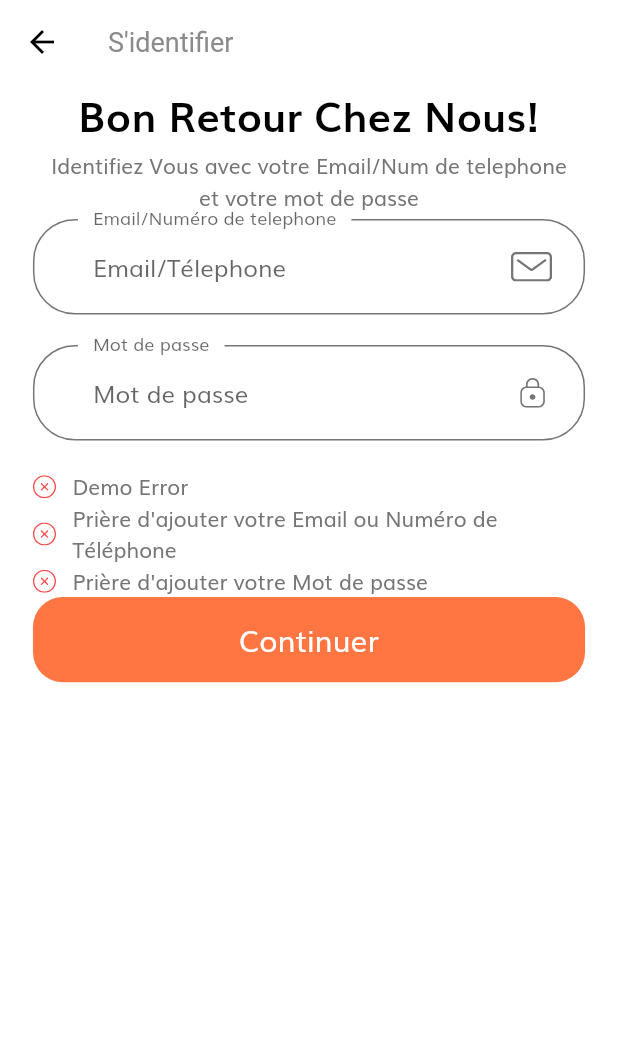
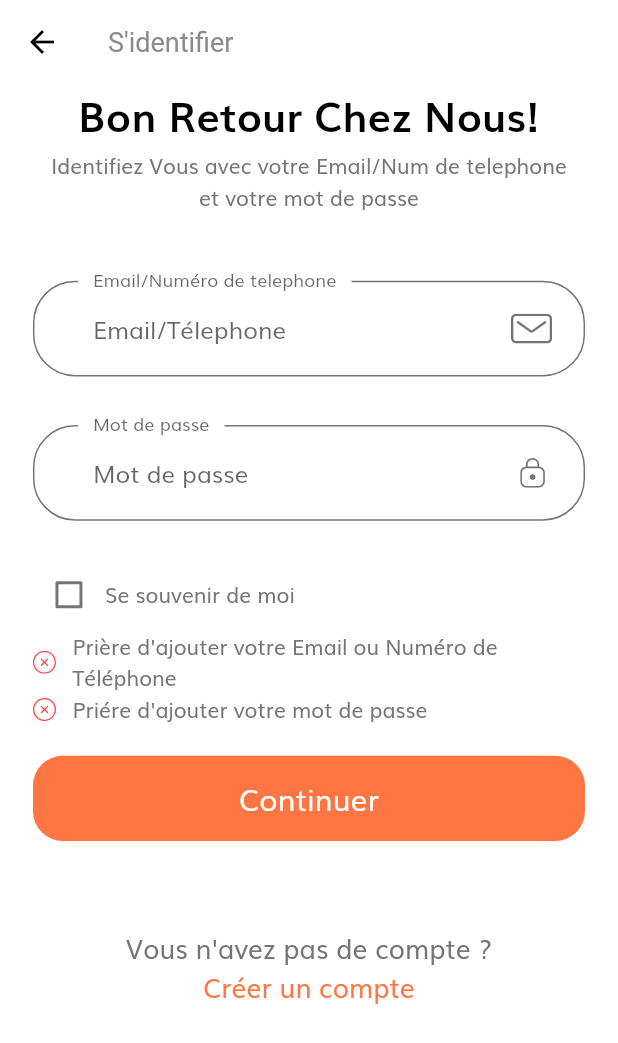
Before and after one commit to AyariAhmed/FoodiMap, a Flutter app: the SignInScreen screen opened by its route, after a tap on "Continuer", on a phone screen of 412 x 824 dp. Shown: the top 1043 px of the screen. Run offline on Flutter 3.47's test engine with Material 2 defaults, Android fonts, the phone set to English and light mode, and no system bars; our stand-ins replace flutter_svg.

Commit message:
login screen finished

```diff
--- a/lib/screens/sign_in/components/body.dart
+++ b/lib/screens/sign_in/components/body.dart
@@ -2,6 +2,8 @@ import 'package:flutter/material.dart';
 import 'package:foodimap_flutter/components/custom_suffix_icon.dart';
 import 'package:foodimap_flutter/components/default_button.dart';
 import 'package:foodimap_flutter/components/form_error.dart';
+import 'package:foodimap_flutter/constants.dart';
+import 'package:foodimap_flutter/screens/sign_in/components/sign_form.dart';
 import 'package:foodimap_flutter/size_config.dart';
 
 class Body extends StatelessWidget {
@@ -10,12 +12,12 @@ class Body extends StatelessWidget {
   @override
   Widget build(BuildContext context) {
     return SafeArea(
-        child: SingleChildScrollView(
       child: SizedBox(
         width: double.infinity,
         child: Padding(
           padding:
               EdgeInsets.symmetric(horizontal: getProportionateScreenWidth(20)),
+          child: SingleChildScrollView(
             child: Column(
               children: [
                 Text(
@@ -32,90 +34,30 @@ class Body extends StatelessWidget {
                     textAlign: TextAlign.center,
                   ),
                 ),
-              SignForm()
+                SizedBox(height: SizeConfig.screenHeight * 0.05,),
+                SignForm(),
+                SizedBox(height: SizeConfig.screenHeight * 0.07,),
+                Column(
+                  mainAxisAlignment: MainAxisAlignment.center,
+                  children: [
+                    Text(
+                      "Vous n'avez pas de compte ?",
+                      style: TextStyle(
+                          fontSize: getProportionateScreenWidth(16)),
+                    ),Text(
+                      "Créer un compte",
+                      style: TextStyle(
+                          fontSize: getProportionateScreenWidth(16),
+                          color: kPrimaryColor
+                      ),
+                    )
+                  ],
+                )
               ],
             ),
           ),
         ),
-    ));
-  }
-}
-
-class SignForm extends StatefulWidget {
-  const SignForm({Key key}) : super(key: key);
-
-  @override
-  _SignFormState createState() => _SignFormState();
-}
-
-class _SignFormState extends State<SignForm> {
-  final _formKey = GlobalKey<FormState>();
-  final List<String> errors = ["Demo Error"];
-
-  @override
-  Widget build(BuildContext context) {
-    return Form(
-      key: _formKey,
-      child: Column(
-        children: [
-          buildEmailFormField(),
-          SizedBox(
-            height: getProportionateScreenHeight(20),
-          ),
-          buildPasswordFormField(),
-          SizedBox(
-            height: getProportionateScreenHeight(20),
-          ),
-          FormError(errors: errors),
-          DefaultButton(
-              text: "Continuer",
-              press: () {
-                if (_formKey.currentState.validate()) {
-                  _formKey.currentState.save();
-                }
-              }),
-        ],
-      ),
-    );
-  }
-
-  TextFormField buildEmailFormField() {
-    return TextFormField(
-      validator: (value) {
-        if (value.isEmpty &&
-            !errors.contains(
-                "Prière d'ajouter votre Email ou Numéro de Téléphone")) {
-          setState(() {
-            errors.add("Prière d'ajouter votre Email ou Numéro de Téléphone");
-          });
-        }
-        return null;
-      },
-      decoration: InputDecoration(
-          labelText: "Email/Numéro de telephone",
-          hintText: "Email/Télephone",
-          floatingLabelBehavior: FloatingLabelBehavior.always,
-          suffixIcon: customSuffix(svgIcon: "assets/icons/Mail.svg")),
-    );
-  }
-
-  TextFormField buildPasswordFormField() {
-    return TextFormField(
-      obscureText: true,
-      validator: (value) {
-        if (value.isEmpty &&
-            !errors.contains("Prière d'ajouter votre Mot de passe")) {
-          setState(() {
-            errors.add("Prière d'ajouter votre Mot de passe");
-          });
-        }
-        return null;
-      },
-      decoration: InputDecoration(
-          labelText: "Mot de passe",
-          hintText: "Mot de passe",
-          floatingLabelBehavior: FloatingLabelBehavior.always,
-          suffixIcon: customSuffix(svgIcon: "assets/icons/Lock.svg")),
+      )
     );
   }
 }
--- /dev/null
+++ b/lib/screens/sign_in/components/sign_form.dart
@@ -0,0 +1,129 @@
+import 'package:flutter/material.dart';
+import 'package:foodimap_flutter/components/custom_suffix_icon.dart';
+import 'package:foodimap_flutter/components/default_button.dart';
+import 'package:foodimap_flutter/components/form_error.dart';
+
+import '../../../constants.dart';
+import '../../../size_config.dart';
+
+class SignForm extends StatefulWidget {
+  const SignForm({Key key}) : super(key: key);
+
+  @override
+  _SignFormState createState() => _SignFormState();
+}
+
+class _SignFormState extends State<SignForm> {
+  final _formKey = GlobalKey<FormState>();
+  final List<String> errors = [];
+
+  String email_phone;
+  String password;
+  bool remember = false;
+
+  @override
+  Widget build(BuildContext context) {
+    return Form(
+      key: _formKey,
+      child: Column(
+        children: [
+          buildEmailFormField(),
+          SizedBox(
+            height: getProportionateScreenHeight(32),
+          ),
+          buildPasswordFormField(),
+          SizedBox(
+            height: getProportionateScreenHeight(25),
+          ),
+
+          Row(
+            children: [
+              Checkbox(value: remember,activeColor: kPrimaryColor, onChanged: (value){
+                setState(() {
+                  remember = value;
+                });
+
+              }),
+              Text("Se souvenir de moi")
+            ],
+          ),
+          FormError(errors: errors),
+          SizedBox(
+            height: getProportionateScreenHeight(20),
+          ),
+          DefaultButton(
+              text: "Continuer",
+              press: () {
+                if (_formKey.currentState.validate()) {
+                  _formKey.currentState.save();
+                }
+              }),
+        ],
+      ),
+    );
+  }
+
+  TextFormField buildEmailFormField() {
+    const emailTelValidation = "Prière d'ajouter votre Email ou Numéro de Téléphone";
+    return TextFormField(
+      onSaved: (newValue) => email_phone= newValue,
+      onChanged: (value){
+        if(value.isNotEmpty && errors.contains(emailTelValidation)){
+          setState(() {
+            errors.remove(emailTelValidation);
+          });
+        }
+      },
+      validator: (value) {
+        if (value.isEmpty &&
+            !errors.contains(emailTelValidation)) {
+          setState(() {
+            errors.add(emailTelValidation);
+          });
+        }
+        return null;
+      },
+      decoration: InputDecoration(
+          labelText: "Email/Numéro de telephone",
+          hintText: "Email/Télephone",
+          floatingLabelBehavior: FloatingLabelBehavior.always,
+          suffixIcon: customSuffix(svgIcon: "assets/icons/Mail.svg")),
+    );
+  }
+
+  TextFormField buildPasswordFormField() {
+    return TextFormField(
+      obscureText: true,
+      onSaved: (newValue) => password = newValue,
+      onChanged: (value){
+        if(value.isNotEmpty && errors.contains(kPassNullError)){
+          setState(() {
+            errors.remove(kPassNullError);
+          });
+        }else if (value.length>= 6 && errors.contains(kShortPassError)){
+          setState(() {
+            errors.remove(kShortPassError);
+          });
+        }
+      },
+      validator: (value) {
+        if (value.isEmpty &&
+            !errors.contains(kPassNullError)) {
+          setState(() {
+            errors.add(kPassNullError);
+          });
+        }else if (value.length <6 && !errors.contains(kShortPassError)){
+          setState(() {
+            errors.add(kShortPassError);
+          });
+        }
+        return null;
+      },
+      decoration: InputDecoration(
+          labelText: "Mot de passe",
+          hintText: "Mot de passe",
+          floatingLabelBehavior: FloatingLabelBehavior.always,
+          suffixIcon: customSuffix(svgIcon: "assets/icons/Lock.svg")),
+    );
+  }
+}
```
Lines whose indentation alone changed are shown as unchanged.
